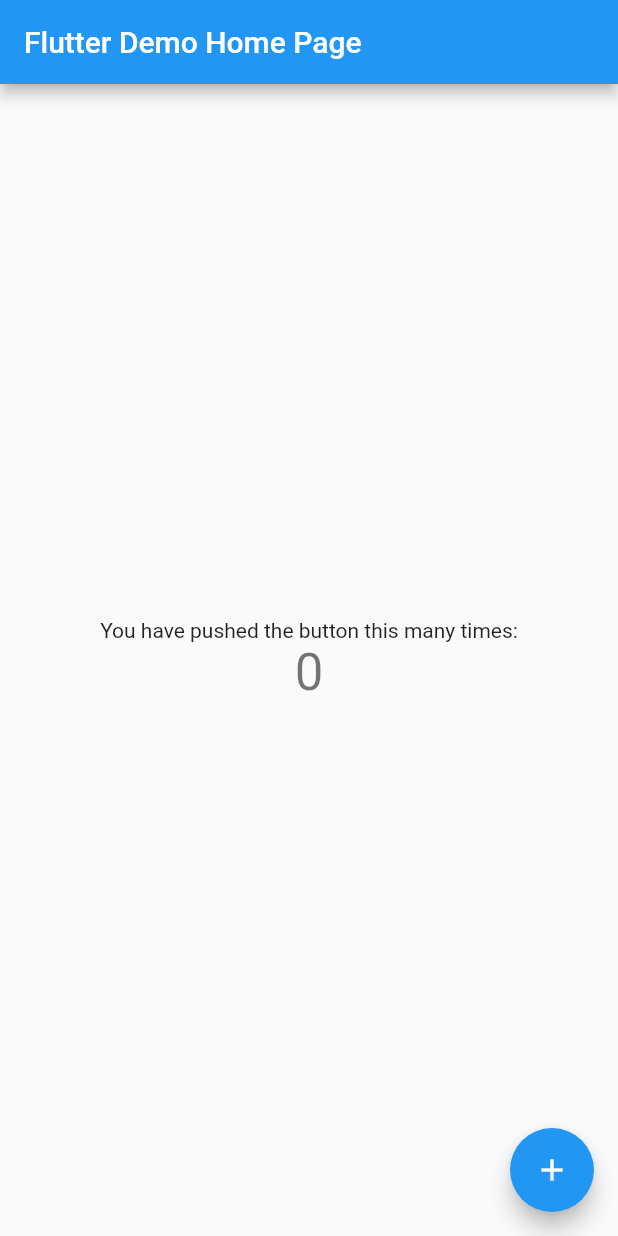
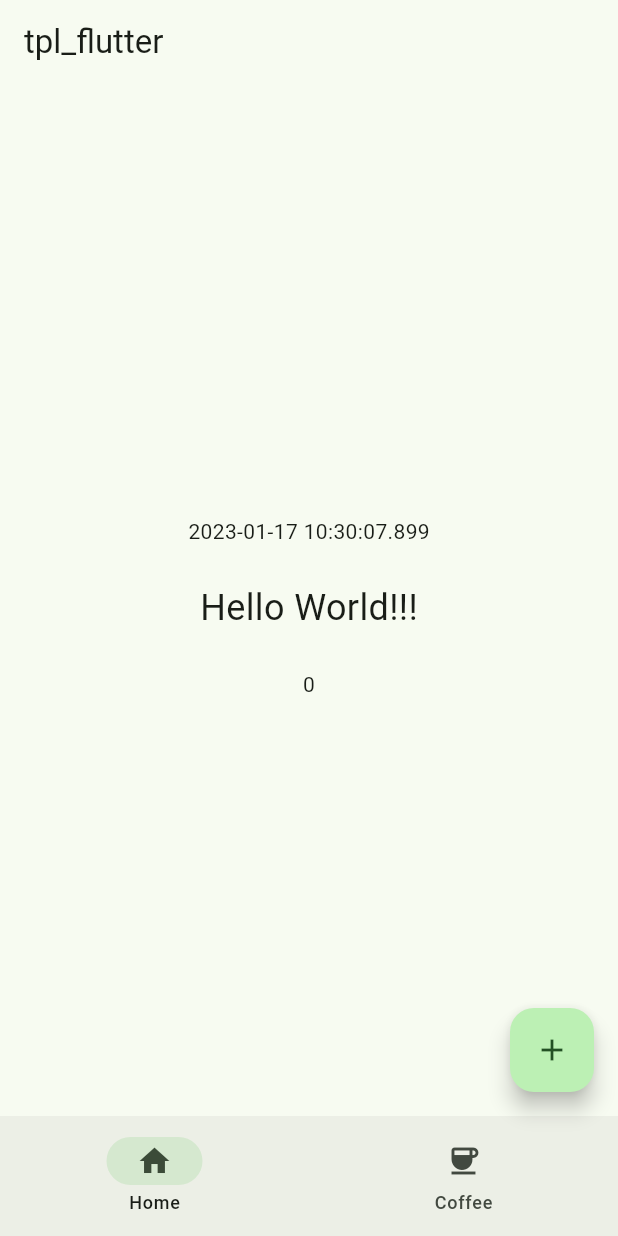
Before and after one commit to wappon-28-dev/tpl-flutter, a Flutter app: the screen it shows after launch, on a phone screen of 412 x 824 dp. Run offline on Flutter 3.47's test engine with Material 2 defaults, Android fonts, the phone set to English and light mode, and no system bars; drawn by our look-alikes of dynamic_color; our stand-ins replace flutter_hooks, flutter_riverpod, freezed_annotation, hooks_riverpod.

Commit message:
✨ コーヒー！

```diff
--- a/lib/main.dart
+++ b/lib/main.dart
@@ -1,115 +1,32 @@
+import 'package:dynamic_color/dynamic_color.dart';
 import 'package:flutter/material.dart';
+import 'package:flutter_riverpod/flutter_riverpod.dart';
 
-void main() {
-  runApp(const MyApp());
-}
+import 'view/root.dart';
+import 'vm/theme.dart';
 
-class MyApp extends StatelessWidget {
-  const MyApp({super.key});
+void main() async => runApp(const ProviderScope(child: TplFlutter()));
 
-  // This widget is the root of your application.
+class TplFlutter extends ConsumerWidget {
+  const TplFlutter({super.key});
+
   @override
-  Widget build(BuildContext context) {
-    return MaterialApp(
-      title: 'Flutter Demo',
-      theme: ThemeData(
-        // This is the theme of your application.
-        //
-        // Try running your application with "flutter run". You'll see the
-        // application has a blue toolbar. Then, without quitting the app, try
-        // changing the primarySwatch below to Colors.green and then invoke
-        // "hot reload" (press "r" in the console where you ran "flutter run",
-        // or simply save your changes to "hot reload" in a Flutter IDE).
-        // Notice that the counter didn't reset back to zero; the application
-        // is not restarted.
-        primarySwatch: Colors.blue,
-      ),
-      home: const MyHomePage(title: 'Flutter Demo Home Page'),
+  Widget build(BuildContext context, WidgetRef ref) {
+    // state
+    final themeState = ref.watch(themeProvider);
+
+    // view
+    return DynamicColorBuilder(
+      builder: (ColorScheme? lightColorScheme, ColorScheme? darkColorScheme) {
+        return MaterialApp(
+          title: 'tpl_flutter',
+          theme: ThemeNotifier().getLightTheme(lightColorScheme, context),
+          darkTheme: ThemeNotifier().getDarkTheme(darkColorScheme, context),
+          themeMode: themeState.themeMode,
+          debugShowCheckedModeBanner: false,
+          home: const AppRoot(),
+        );
+      },
     );
   }
 }
-
-class MyHomePage extends StatefulWidget {
-  const MyHomePage({super.key, required this.title});
-
-  // This widget is the home page of your application. It is stateful, meaning
-  // that it has a State object (defined below) that contains fields that affect
-  // how it looks.
-
-  // This class is the configuration for the state. It holds the values (in this
-  // case the title) provided by the parent (in this case the App widget) and
-  // used by the build method of the State. Fields in a Widget subclass are
-  // always marked "final".
-
-  final String title;
-
-  @override
-  State<MyHomePage> createState() => _MyHomePageState();
-}
-
-class _MyHomePageState extends State<MyHomePage> {
-  int _counter = 0;
-
-  void _incrementCounter() {
-    setState(() {
-      // This call to setState tells the Flutter framework that something has
-      // changed in this State, which causes it to rerun the build method below
-      // so that the display can reflect the updated values. If we changed
-      // _counter without calling setState(), then the build method would not be
-      // called again, and so nothing would appear to happen.
-      _counter++;
-    });
-  }
-
-  @override
-  Widget build(BuildContext context) {
-    // This method is rerun every time setState is called, for instance as done
-    // by the _incrementCounter method above.
-    //
-    // The Flutter framework has been optimized to make rerunning build methods
-    // fast, so that you can just rebuild anything that needs updating rather
-    // than having to individually change instances of widgets.
-    return Scaffold(
-      appBar: AppBar(
-        // Here we take the value from the MyHomePage object that was created by
-        // the App.build method, and use it to set our appbar title.
-        title: Text(widget.title),
-      ),
-      body: Center(
-        // Center is a layout widget. It takes a single child and positions it
-        // in the middle of the parent.
-        child: Column(
-          // Column is also a layout widget. It takes a list of children and
-          // arranges them vertically. By default, it sizes itself to fit its
-          // children horizontally, and tries to be as tall as its parent.
-          //
-          // Invoke "debug painting" (press "p" in the console, choose the
-          // "Toggle Debug Paint" action from the Flutter Inspector in Android
-          // Studio, or the "Toggle Debug Paint" command in Visual Studio Code)
-          // to see the wireframe for each widget.
-          //
-          // Column has various properties to control how it sizes itself and
-          // how it positions its children. Here we use mainAxisAlignment to
-          // center the children vertically; the main axis here is the vertical
-          // axis because Columns are vertical (the cross axis would be
-          // horizontal).
-          mainAxisAlignment: MainAxisAlignment.center,
-          children: <Widget>[
-            const Text(
-              'You have pushed the button this many times:',
-            ),
-            Text(
-              '$_counter',
-              style: Theme.of(context).textTheme.headline4,
-            ),
-          ],
-        ),
-      ),
-      floatingActionButton: FloatingActionButton(
-        onPressed: _incrementCounter,
-        tooltip: 'Increment',
-        child: const Icon(Icons.add),
-      ), // This trailing comma makes auto-formatting nicer for build methods.
-    );
-  }
-}
--- /dev/null
+++ b/lib/model/state.dart
@@ -0,0 +1,21 @@
+import 'package:flutter/material.dart';
+import 'package:freezed_annotation/freezed_annotation.dart';
+
+part 'state.freezed.dart';
+
+@freezed
+class ThemeState with _$ThemeState {
+  const factory ThemeState({
+    @Default(ThemeMode.system) ThemeMode themeMode,
+    @Default(true) bool useDynamicColor,
+  }) = _ThemeState;
+}
+
+@freezed
+class PageState with _$PageState {
+  const factory PageState({
+    @Default(0) int selectedIndex,
+    @Default(0) int count,
+    @Default(false) bool isLoading,
+  }) = _PageState;
+}
--- /dev/null
+++ b/lib/repository/coffee.dart
@@ -0,0 +1,7 @@
+import 'package:http/http.dart' as http;
+
+class RepositoryCoffee {
+  Future<http.Response> getCoffee() async {
+    return http.get(Uri.parse('https://api.sampleapis.com/coffee/hot'));
+  }
+}
--- /dev/null
+++ b/lib/view/components/fab.dart
@@ -0,0 +1,14 @@
+import 'package:flutter/material.dart';
+import 'package:flutter_riverpod/flutter_riverpod.dart';
+
+import '../../vm/page.dart';
+
+FloatingActionButton getMyFab(BuildContext context, WidgetRef ref) {
+  final pageState = ref.watch(pageProvider);
+  final pageNotifier = ref.read(pageProvider.notifier);
+
+  return FloatingActionButton(
+    child: const Icon(Icons.add),
+    onPressed: () => pageNotifier.updateCount(pageState.count + 1),
+  );
+}
--- /dev/null
+++ b/lib/view/components/navbar.dart
@@ -0,0 +1,28 @@
+import 'package:flutter/material.dart';
+import 'package:flutter/widgets.dart';
+import 'package:flutter_riverpod/flutter_riverpod.dart';
+
+import '../../vm/page.dart';
+
+Widget getBottomNavbar(
+  BuildContext context,
+  WidgetRef ref,
+) {
+  final pageState = ref.watch(pageProvider);
+  final pageNotifier = ref.read(pageProvider.notifier);
+
+  return NavigationBar(
+    selectedIndex: pageState.selectedIndex,
+    onDestinationSelected: pageNotifier.updateSelectedIndex,
+    destinations: const [
+      NavigationDestination(
+        icon: Icon(Icons.home),
+        label: 'Home',
+      ),
+      NavigationDestination(
+        icon: Icon(Icons.coffee),
+        label: 'Coffee',
+      ),
+    ],
+  );
+}
--- /dev/null
+++ b/lib/view/root.dart
@@ -0,0 +1,38 @@
+import 'package:flutter/material.dart';
+import 'package:hooks_riverpod/hooks_riverpod.dart';
+
+import '../vm/page.dart';
+import 'components/fab.dart';
+import 'components/navbar.dart';
+import 'routes/coffee.dart';
+import 'routes/home.dart';
+
+class AppRoot extends HookConsumerWidget {
+  const AppRoot({super.key});
+  @override
+  Widget build(BuildContext context, WidgetRef ref) {
+    // state
+    final pageState = ref.watch(pageProvider);
+
+    // view
+    const components = [
+      PageHome(),
+      PageCoffee(),
+    ];
+
+    return Scaffold(
+      appBar: AppBar(
+        title: const Text('tpl_flutter'),
+        bottom: PreferredSize(
+          preferredSize: const Size.fromHeight(10),
+          child: pageState.isLoading
+              ? const LinearProgressIndicator()
+              : const SizedBox(),
+        ),
+      ),
+      floatingActionButton: getMyFab(context, ref),
+      bottomNavigationBar: getBottomNavbar(context, ref),
+      body: components[pageState.selectedIndex],
+    );
+  }
+}
--- /dev/null
+++ b/lib/view/routes/home.dart
@@ -0,0 +1,29 @@
+import 'package:flutter/material.dart';
+import 'package:hooks_riverpod/hooks_riverpod.dart';
+
+import '../../vm/now.dart';
+import '../../vm/page.dart';
+
+class PageHome extends HookConsumerWidget {
+  const PageHome({super.key});
+  @override
+  Widget build(BuildContext context, WidgetRef ref) {
+    // state
+    final nowState = ref.watch(nowProvider);
+    final pageState = ref.watch(pageProvider);
+
+    // view
+    return Center(
+      child: Column(
+        mainAxisAlignment: MainAxisAlignment.center,
+        children: [
+          Text(nowState.value.toString()),
+          const SizedBox(height: 24),
+          const Text('Hello World!!!', style: TextStyle(fontSize: 24)),
+          const SizedBox(height: 24),
+          Text(pageState.count.toString()),
+        ],
+      ),
+    );
+  }
+}
--- /dev/null
+++ b/lib/vm/now.dart
@@ -0,0 +1,8 @@
+import 'package:flutter_riverpod/flutter_riverpod.dart';
+
+final nowProvider = StreamProvider.autoDispose<DateTime>((ref) async* {
+  while (true) {
+    await Future<void>.delayed(const Duration(milliseconds: 1));
+    yield DateTime.now();
+  }
+});
--- /dev/null
+++ b/lib/vm/theme.dart
@@ -0,0 +1,54 @@
+import 'package:flutter/material.dart';
+import 'package:flutter_riverpod/flutter_riverpod.dart';
+
+import '../model/state.dart';
+
+final themeProvider =
+    StateNotifierProvider<ThemeNotifier, ThemeState>((ref) => ThemeNotifier());
+
+class ThemeNotifier extends StateNotifier<ThemeState> {
+  ThemeNotifier() : super(const ThemeState());
+
+  void updateThemeMode(ThemeMode newThemeMode) {
+    debugPrint('newThemeMode => $newThemeMode');
+    state = state.copyWith(themeMode: newThemeMode);
+  }
+
+  // ignore: avoid_positional_boolean_parameters
+  void updateUseDynamicColor(bool newUseDynamicColor) {
+    debugPrint('newUseDynamicColor => $newUseDynamicColor');
+    state = state.copyWith(useDynamicColor: newUseDynamicColor);
+  }
+
+  ThemeData getLightTheme(ColorScheme? lightColorScheme, BuildContext context) {
+    var scheme = ColorScheme.fromSeed(
+      seedColor: Colors.green,
+    );
+
+    if (state.useDynamicColor && lightColorScheme != null) {
+      scheme = lightColorScheme;
+    }
+
+    return ThemeData(
+      useMaterial3: true,
+      colorScheme: scheme,
+    );
+  }
+
+  ThemeData getDarkTheme(ColorScheme? darkColorScheme, BuildContext context) {
+    var scheme = ColorScheme.fromSeed(
+      seedColor: Colors.green,
+      brightness: Brightness.dark,
+    );
+
+    if (state.useDynamicColor && darkColorScheme != null) {
+      scheme = darkColorScheme;
+    }
+
+    return ThemeData(
+      useMaterial3: true,
+      colorScheme: scheme,
+      brightness: Brightness.dark,
+    );
+  }
+}
```
Also changed, not shown: analysis_options.yaml (+8 -25 lines), build.yaml (added, +16 -0 lines), lib/model/data/class.dart (added, +19 -0 lines), lib/view/routes/coffee.dart (added, +78 -0 lines), lib/vm/coffee.dart (added, +21 -0 lines), lib/vm/page.dart (added, +20 -0 lines), pubspec.yaml (+15 -74 lines), lib/model/data/class.freezed.dart (added), lib/model/data/class.g.dart (added), lib/model/state.freezed.dart (added), pubspec.lock, 6 other files.
